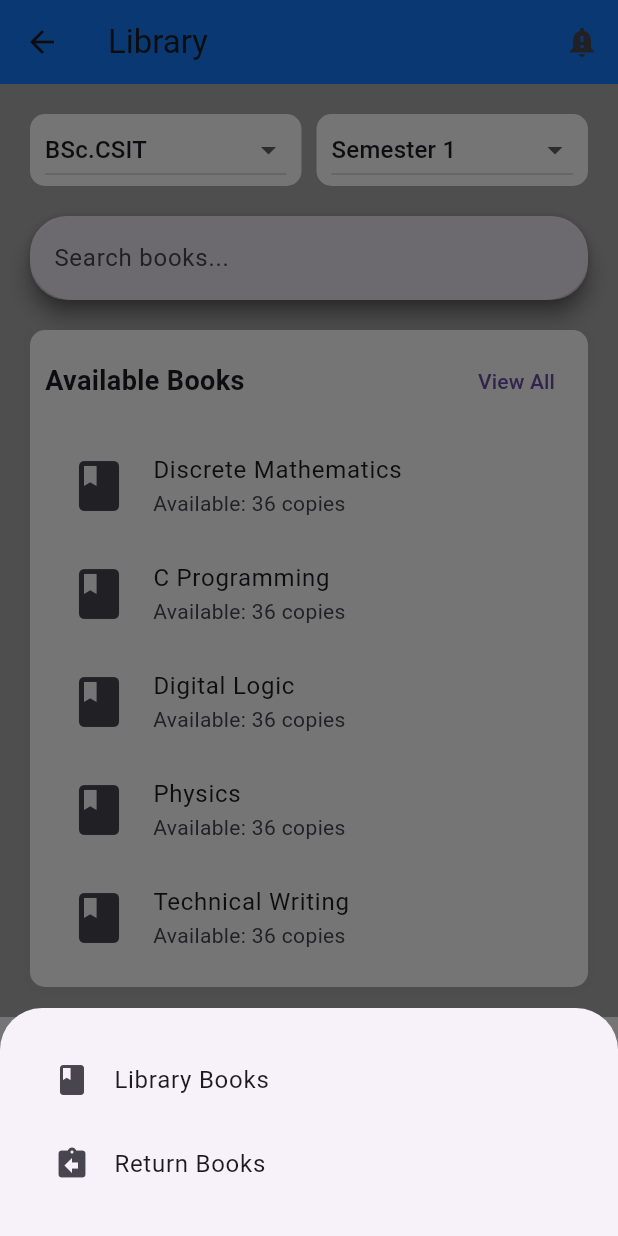
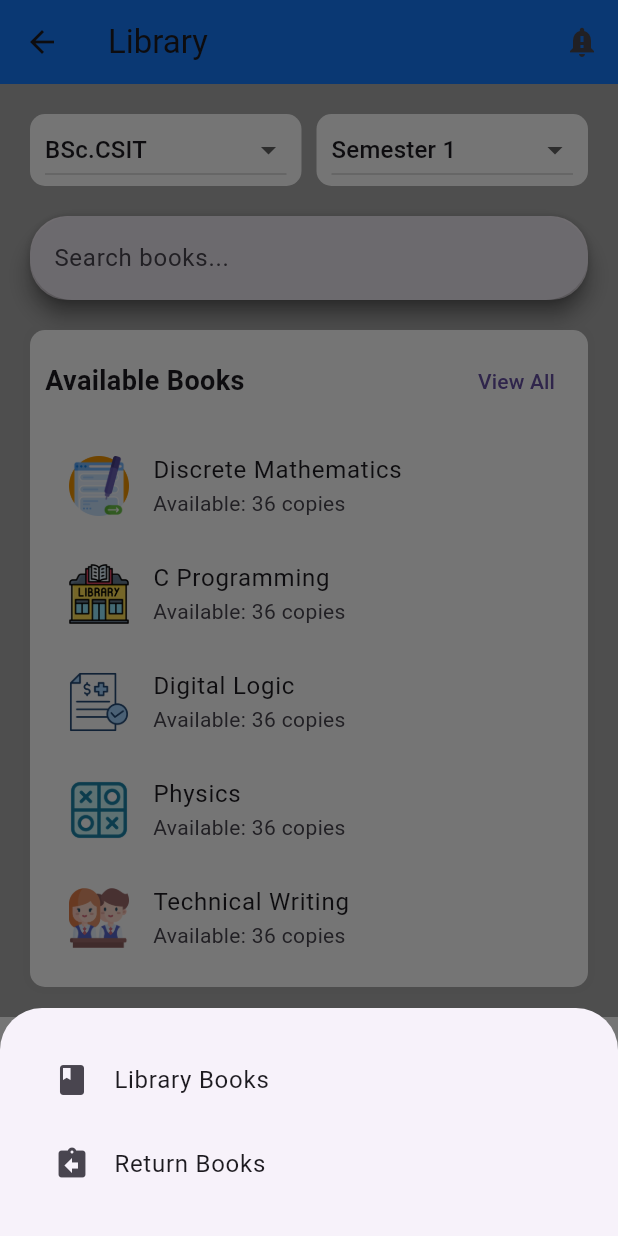
Before and after one commit to amitmahato98/CMS, a Flutter app: the Library screen opened directly, after a tap on the "swap horiz" icon, on a phone screen of 412 x 824 dp. Run offline on Flutter 3.47's test engine with Material 3 defaults, Android fonts, the phone set to English and light mode, and no system bars.

Commit message:
working in library management system dude !

```diff
--- a/lib/navigations/screens/library/book_detail.dart
+++ b/lib/navigations/screens/library/book_detail.dart
@@ -8,9 +8,7 @@ class BookDetail extends StatelessWidget {
   @override
   Widget build(BuildContext context) {
     return Scaffold(
-      appBar: AppBar(
-        title: Text('Book Details'),
-      ),
+      appBar: AppBar(title: Text('Book Details')),
       body: SingleChildScrollView(
         child: Column(
           crossAxisAlignment: CrossAxisAlignment.start,
@@ -18,14 +16,12 @@ class BookDetail extends StatelessWidget {
             Container(
               width: double.infinity,
               height: 200,
-              decoration: BoxDecoration(
-                color: Colors.grey[200],
-              ),
+              decoration: BoxDecoration(color: Colors.grey[200]),
               child: Image.asset(
                 book['image'],
                 fit: BoxFit.contain,
-                errorBuilder: (context, error, stackTrace) =>
-                    Icon(Icons.book, size: 100),
+                errorBuilder:
+                    (context, error, stackTrace) => Icon(Icons.book, size: 100),
               ),
             ),
             Padding(
@@ -35,31 +31,25 @@ class BookDetail extends StatelessWidget {
                 children: [
                   Text(
                     book['title'],
-                    style: TextStyle(
-                      fontSize: 24,
-                      fontWeight: FontWeight.bold,
-                    ),
+                    style: TextStyle(fontSize: 24, fontWeight: FontWeight.bold),
                   ),
                   SizedBox(height: 8),
                   Text(
                     'By ${book['author']}',
-                    style: TextStyle(
-                      fontSize: 18,
-                      color: Colors.grey[600],
-                    ),
+                    style: TextStyle(fontSize: 18, color: Colors.grey[600]),
                   ),
                   SizedBox(height: 16),
-                  _buildInfoCard(
+                  _buildInfoCard(context, [
+                    _buildInfoRow('Category', book['category']),
+                    _buildInfoRow('Available Copies', '${book['copies']}'),
+                    if (book['semester'] != null)
+                      _buildInfoRow('Semester', book['semester']),
+                  ]),
+                  SizedBox(height: 16),
+                  _buildDescriptionCard(
                     context,
-                    [
-                      _buildInfoRow('Category', book['category']),
-                      _buildInfoRow('Available Copies', '${book['copies']}'),
-                      if (book['semester'] != null)
-                        _buildInfoRow('Semester', book['semester']),
-                    ],
+                    book['description'] ?? 'No description available.',
                   ),
-                  SizedBox(height: 16),
-                  _buildDescriptionCard(context, book['description'] ?? 'No description available.'),
                   SizedBox(height: 16),
                   _buildActionButtons(context),
                 ],
@@ -81,10 +71,7 @@ class BookDetail extends StatelessWidget {
           children: [
             Text(
               'Book Information',
-              style: TextStyle(
-                fontSize: 18,
-                fontWeight: FontWeight.bold,
-              ),
+              style: TextStyle(fontSize: 18, fontWeight: FontWeight.bold),
             ),
             SizedBox(height: 16),
             ...children,
@@ -104,19 +91,10 @@ class BookDetail extends StatelessWidget {
           children: [
             Text(
               'Description',
-              style: TextStyle(
-                fontSize: 18,
-                fontWeight: FontWeight.bold,
-              ),
+              style: TextStyle(fontSize: 18, fontWeight: FontWeight.bold),
             ),
             SizedBox(height: 8),
-            Text(
-              description,
-              style: TextStyle(
-                fontSize: 16,
-                height: 1.5,
-              ),
-            ),
+            Text(description, style: TextStyle(fontSize: 16, height: 1.5)),
           ],
         ),
       ),
@@ -132,20 +110,14 @@ class BookDetail extends StatelessWidget {
             flex: 2,
             child: Text(
               label,
-              style: TextStyle(
-                fontSize: 16,
-                color: Colors.grey[600],
-              ),
+              style: TextStyle(fontSize: 16, color: Colors.grey[600]),
             ),
           ),
           Expanded(
             flex: 3,
             child: Text(
               value,
-              style: TextStyle(
-                fontSize: 16,
-                fontWeight: FontWeight.w500,
-              ),
+              style: TextStyle(fontSize: 16, fontWeight: FontWeight.w500),
             ),
           ),
         ],
--- a/lib/navigations/screens/library/library.dart
+++ b/lib/navigations/screens/library/library.dart
@@ -208,9 +208,9 @@ class _LibraryBooksState extends State<LibraryBooks> {
   Map<String, List<Map<String, dynamic>>> facultyBooks = {
     'BSc.CSIT': [
       {
-        "image": "assets/books/discrete.png",
+        "image": "assets/icons/icon6-form.png",
         "title": "Discrete Mathematics",
-        "author": "Kenneth H. Rosen",
+        "author": "Sushanr Suman Pokharel",
         "category": "Mathematics",
         "copies": 36,
         "semester": "1",
@@ -218,9 +218,9 @@ class _LibraryBooksState extends State<LibraryBooks> {
             "Essential discrete mathematics concepts for computer science students.",
       },
       {
-        "image": "assets/books/c.png",
+        "image": "assets/icons/icons1-library.png",
         "title": "C Programming",
-        "author": "E Balagurusamy",
+        "author": " Sushant Mahadev",
         "category": "Programming",
         "copies": 36,
         "semester": "1",
@@ -228,9 +228,9 @@ class _LibraryBooksState extends State<LibraryBooks> {
             "Comprehensive guide to C programming language fundamentals.",
       },
       {
-        "image": "assets/books/digital.png",
+        "image": "assets/icons/icons4-approve.png",
         "title": "Digital Logic",
-        "author": "Morris Mano",
+        "author": "Dharti Bsdkmori",
         "category": "Electronics",
         "copies": 36,
         "semester": "1",
@@ -238,18 +238,18 @@ class _LibraryBooksState extends State<LibraryBooks> {
             "Introduction to digital logic design and boolean algebra.",
       },
       {
-        "image": "assets/books/physics.png",
+        "image": "assets/images/profile.png",
         "title": "Physics",
-        "author": "David Halliday",
+        "author": "Bikash Holiday",
         "category": "Physics",
         "copies": 36,
         "semester": "1",
         "description": "Fundamental physics concepts for first-year students.",
       },
       {
-        "image": "assets/books/english.png",
+        "image": "assets/icons/icons3-students.png",
         "title": "Technical Writing",
-        "author": "James Brown",
+        "author": "Mandip Sony",
         "category": "English",
         "copies": 36,
         "semester": "1",
@@ -257,9 +257,9 @@ class _LibraryBooksState extends State<LibraryBooks> {
       },
       // Semester 3
       {
-        "image": "assets/books/calculus.png",
+        "image": "assets/images/profile.png",
         "title": "Calculus",
-        "author": "James Stewart",
+        "author": "Mandip TonyStark",
         "category": "Mathematics",
         "copies": 36,
         "semester": "3",
@@ -267,36 +267,36 @@ class _LibraryBooksState extends State<LibraryBooks> {
             "Comprehensive calculus text covering derivatives and integrals.",
       },
       {
-        "image": "assets/books/oop.png",
+        "image": "assets/icons/icon8-meeting.png",
         "title": "Object-Oriented Programming",
-        "author": "Robert Lafore",
+        "author": "Rohan Bhargav",
         "category": "Programming",
         "copies": 36,
         "semester": "3",
         "description": "OOP concepts using C++ programming language.",
       },
       {
-        "image": "assets/books/oop.png",
+        "image": "assets/icons/icon8-meeting.png",
         "title": "Object-Oriented Programming",
-        "author": "Robert Lafore",
+        "author": "Rohan Bhargav",
         "category": "Programming",
         "copies": 36,
         "semester": "3",
         "description": "OOP concepts using C++ programming language.",
       },
       {
-        "image": "assets/books/oop.png",
+        "image": "assets/icons/icon8-meeting.png",
         "title": "Object-Oriented Programming",
-        "author": "Robert Lafore",
+        "author": "Rohan Bhargav",
         "category": "Programming",
         "copies": 36,
         "semester": "3",
         "description": "OOP concepts using C++ programming language.",
       },
       {
-        "image": "assets/books/oop.png",
+        "image": "assets/icons/icon8-meeting.png",
         "title": "Object-Oriented Programming",
-        "author": "Robert Lafore",
+        "author": "Rohan Bhargav",
         "category": "Programming",
         "copies": 36,
         "semester": "3",
@@ -304,9 +304,9 @@ class _LibraryBooksState extends State<LibraryBooks> {
       },
       // Semester 4
       {
-        "image": "assets/books/calculus.png",
+        "image": "assets/images/profile.png",
         "title": "Calculus",
-        "author": "James Stewart",
+        "author": "Mandip TonyStark",
         "category": "Mathematics",
         "copies": 36,
         "semester": "4",
@@ -314,36 +314,36 @@ class _LibraryBooksState extends State<LibraryBooks> {
             "Comprehensive calculus text covering derivatives and integrals.",
       },
       {
-        "image": "assets/books/oop.png",
+        "image": "assets/icons/icon8-meeting.png",
         "title": "Object-Oriented Programming",
-        "author": "Robert Lafore",
+        "author": "Rohan Bhargav",
         "category": "Programming",
         "copies": 36,
         "semester": "4",
         "description": "OOP concepts using C++ programming language.",
       },
       {
-        "image": "assets/books/oop.png",
+        "image": "assets/icons/icon8-meeting.png",
         "title": "Object-Oriented Programming",
-        "author": "Robert Lafore",
+        "author": "Rohan Bhargav",
         "category": "Programming",
         "copies": 36,
         "semester": "4",
         "description": "OOP concepts using C++ programming language.",
       },
       {
-        "image": "assets/books/oop.png",
+        "image": "assets/icons/icon8-meeting.png",
         "title": "Object-Oriented Programming",
-        "author": "Robert Lafore",
+        "author": "Rohan Bhargav",
         "category": "Programming",
         "copies": 36,
         "semester": "4",
         "description": "OOP concepts using C++ programming language.",
       },
       {
-        "image": "assets/books/oop.png",
+        "image": "assets/icons/icon8-meeting.png",
         "title": "Object-Oriented Programming",
-        "author": "Robert Lafore",
+        "author": "Rohan Bhargav",
         "category": "Programming",
         "copies": 36,
         "semester": "4",
@@ -351,9 +351,9 @@ class _LibraryBooksState extends State<LibraryBooks> {
       },
       // Semester 2
       {
-        "image": "assets/books/calculus.png",
+        "image": "assets/images/profile.png",
         "title": "Calculus",
-        "author": "James Stewart",
+        "author": "Mandip TonyStark",
         "category": "Mathematics",
         "copies": 36,
         "semester": "2",
@@ -361,36 +361,36 @@ class _LibraryBooksState extends State<LibraryBooks> {
             "Comprehensive calculus text covering derivatives and integrals.",
       },
       {
-        "image": "assets/books/oop.png",
+        "image": "assets/icons/icon8-meeting.png",
         "title": "Object-Oriented Programming",
-        "author": "Robert Lafore",
+        "author": "Rohan Bhargav",
         "category": "Programming",
         "copies": 36,
         "semester": "2",
         "description": "OOP concepts using C++ programming language.",
       },
       {
-        "image": "assets/books/oop.png",
+        "image": "assets/icons/icon8-meeting.png",
         "title": "Object-Oriented Programming",
-        "author": "Robert Lafore",
+        "author": "Rohan Bhargav",
         "category": "Programming",
         "copies": 36,
         "semester": "2",
         "description": "OOP concepts using C++ programming language.",
       },
       {
-        "image": "assets/books/oop.png",
+        "image": "assets/icons/icon8-meeting.png",
         "title": "Object-Oriented Programming",
-        "author": "Robert Lafore",
+        "author": "Rohan Bhargav",
         "category": "Programming",
         "copies": 36,
         "semester": "2",
         "description": "OOP concepts using C++ programming language.",
       },
       {
-        "image": "assets/books/oop.png",
+        "image": "assets/icons/icon8-meeting.png",
         "title": "Object-Oriented Programming",
-        "author": "Robert Lafore",
+        "author": "Rohan Bhargav",
         "category": "Programming",
         "copies": 36,
         "semester": "2",
@@ -398,9 +398,9 @@ class _LibraryBooksState extends State<LibraryBooks> {
       },
       // Semester 5
       {
-        "image": "assets/books/calculus.png",
+        "image": "assets/images/profile.png",
         "title": "Calculus",
-        "author": "James Stewart",
+        "author": "Mandip TonyStark",
         "category": "Mathematics",
         "copies": 36,
         "semester": "5",
@@ -408,36 +408,36 @@ class _LibraryBooksState extends State<LibraryBooks> {
             "Comprehensive calculus text covering derivatives and integrals.",
       },
       {
-        "image": "assets/books/oop.png",
+        "image": "assets/icons/icon8-meeting.png",
         "title": "Object-Oriented Programming",
-        "author": "Robert Lafore",
+        "author": "Rohan Bhargav",
         "category": "Programming",
         "copies": 36,
         "semester": "5",
         "description": "OOP concepts using C++ programming language.",
       },
       {
-        "image": "assets/books/oop.png",
+        "image": "assets/icons/icon8-meeting.png",
         "title": "Object-Oriented Programming",
-        "author": "Robert Lafore",
+        "author": "Rohan Bhargav",
         "category": "Programming",
         "copies": 36,
         "semester": "5",
         "description": "OOP concepts using C++ programming language.",
       },
       {
-        "image": "assets/books/oop.png",
+        "image": "assets/icons/icon8-meeting.png",
         "title": "Object-Oriented Programming",
-        "author": "Robert Lafore",
+        "author": "Rohan Bhargav",
         "category": "Programming",
         "copies": 36,
         "semester": "5",
         "description": "OOP concepts using C++ programming language.",
       },
       {
-        "image": "assets/books/oop.png",
+        "image": "assets/icons/icon8-meeting.png",
         "title": "Object-Oriented Programming",
-        "author": "Robert Lafore",
+        "author": "Rohan Bhargav",
         "category": "Programming",
         "copies": 36,
         "semester": "5",
@@ -445,9 +445,9 @@ class _LibraryBooksState extends State<LibraryBooks> {
       },
       // Semester 6
       {
-        "image": "assets/books/calculus.png",
+        "image": "assets/images/profile.png",
         "title": "Calculus",
-        "author": "James Stewart",
+        "author": "Mandip TonyStark",
         "category": "Mathematics",
         "copies": 36,
         "semester": "6",
@@ -455,36 +455,36 @@ class _LibraryBooksState extends State<LibraryBooks> {
             "Comprehensive calculus text covering derivatives and integrals.",
       },
       {
-        "image": "assets/books/oop.png",
+        "image": "assets/icons/icon8-meeting.png",
         "title": "Object-Oriented Programming",
-        "author": "Robert Lafore",
+        "author": "Rohan Bhargav",
         "category": "Programming",
         "copies": 36,
         "semester": "6",
         "description": "OOP concepts using C++ programming language.",
       },
       {
-        "image": "assets/books/oop.png",
+        "image": "assets/icons/icon8-meeting.png",
         "title": "Object-Oriented Programming",
-        "author": "Robert Lafore",
+        "author": "Rohan Bhargav",
         "category": "Programming",
         "copies": 36,
         "semester": "6",
         "description": "OOP concepts using C++ programming language.",
       },
       {
-        "image": "assets/books/oop.png",
+        "image": "assets/icons/icon8-meeting.png",
         "title": "Object-Oriented Programming",
-        "author": "Robert Lafore",
+        "author": "Rohan Bhargav",
         "category": "Programming",
         "copies": 36,
         "semester": "6",
         "description": "OOP concepts using C++ programming language.",
       },
       {
-        "image": "assets/books/oop.png",
+        "image": "assets/icons/icon8-meeting.png",
         "title": "Object-Oriented Programming",
-        "author": "Robert Lafore",
+        "author": "Rohan Bhargav",
         "category": "Programming",
         "copies": 36,
         "semester": "6",
@@ -492,9 +492,9 @@ class _LibraryBooksState extends State<LibraryBooks> {
       },
       // Semester 7
       {
-        "image": "assets/books/calculus.png",
+        "image": "assets/images/profile.png",
         "title": "Calculus",
-        "author": "James Stewart",
+        "author": "Mandip TonyStark",
         "category": "Mathematics",
         "copies": 36,
         "semester": "7",
@@ -502,36 +502,36 @@ class _LibraryBooksState extends State<LibraryBooks> {
             "Comprehensive calculus text covering derivatives and integrals.",
       },
       {
-        "image": "assets/books/oop.png",
+        "image": "assets/icons/icon8-meeting.png",
         "title": "Object-Oriented Programming",
-        "author": "Robert Lafore",
+        "author": "Rohan Bhargav",
         "category": "Programming",
         "copies": 36,
         "semester": "7",
         "description": "OOP concepts using C++ programming language.",
       },
       {
-        "image": "assets/books/oop.png",
+        "image": "assets/icons/icon8-meeting.png",
         "title": "Object-Oriented Programming",
-        "author": "Robert Lafore",
+        "author": "Rohan Bhargav",
         "category": "Programming",
         "copies": 36,
         "semester": "7",
         "description": "OOP concepts using C++ programming language.",
       },
       {
-        "image": "assets/books/oop.png",
+        "image": "assets/icons/icon8-meeting.png",
         "title": "Object-Oriented Programming",
-        "author": "Robert Lafore",
+        "author": "Rohan Bhargav",
         "category": "Programming",
         "copies": 36,
         "semester": "7",
         "description": "OOP concepts using C++ programming language.",
       },
       {
-        "image": "assets/books/oop.png",
+        "image": "assets/icons/icon8-meeting.png",
         "title": "Object-Oriented Programming",
-        "author": "Robert Lafore",
+        "author": "Rohan Bhargav",
         "category": "Programming",
         "copies": 36,
         "semester": "7",
@@ -539,9 +539,9 @@ class _LibraryBooksState extends State<LibraryBooks> {
       },
       // Semester 8
       {
-        "image": "assets/books/calculus.png",
+        "image": "assets/images/profile.png",
         "title": "Calculus",
-        "author": "James Stewart",
+        "author": "Mandip TonyStark",
         "category": "Mathematics",
         "copies": 36,
         "semester": "8",
@@ -549,36 +549,36 @@ class _LibraryBooksState extends State<LibraryBooks> {
             "Comprehensive calculus text covering derivatives and integrals.",
       },
       {
-        "image": "assets/books/oop.png",
+        "image": "assets/icons/icon8-meeting.png",
         "title": "Object-Oriented Programming",
-        "author": "Robert Lafore",
+        "author": "Rohan Bhargav",
         "category": "Programming",
         "copies": 36,
         "semester": "8",
         "description": "OOP concepts using C++ programming language.",
       },
       {
-        "image": "assets/books/oop.png",
+        "image": "assets/icons/icon8-meeting.png",
         "title": "Object-Oriented Programming",
-        "author": "Robert Lafore",
+        "author": "Rohan Bhargav",
         "category": "Programming",
         "copies": 36,
         "semester": "8",
         "description": "OOP concepts using C++ programming language.",
       },
       {
-        "image": "assets/books/oop.png",
+        "image": "assets/icons/icon8-meeting.png",
         "title": "Object-Oriented Programming",
-        "author": "Robert Lafore",
+        "author": "Rohan Bhargav",
         "category": "Programming",
         "copies": 36,
         "semester": "8",
         "description": "OOP concepts using C++ programming language.",
       },
       {
-        "image": "assets/books/oop.png",
+        "image": "assets/icons/icon8-meeting.png",
         "title": "Object-Oriented Programming",
-        "author": "Robert Lafore",
+        "author": "Rohan Bhargav",
         "category": "Programming",
         "copies": 36,
         "semester": "8",
@@ -587,7 +587,7 @@ class _LibraryBooksState extends State<LibraryBooks> {
     ],
     'BIT': [
       {
-        "image": "assets/books/python.png",
+        "image": "assets/icons/icons4-approve.png",
         "title": "Python Programming",
         "author": "Eric Matthes",
         "category": "Programming",
@@ -596,7 +596,7 @@ class _LibraryBooksState extends State<LibraryBooks> {
         "description": "Introduction to Python programming language.",
       },
       {
-        "image": "assets/books/webtech.png",
+        "image": "assets/icons/icon5-attendance.png",
         "title": "Web Technologies",
         "author": "Jennifer Robbins",
         "category": "Web",
@@ -607,7 +607,7 @@ class _LibraryBooksState extends State<LibraryBooks> {
     ],
     'BTech': [
       {
-        "image": "assets/books/mechanics.png",
+        "image": "assets/icons/icon5-attendance.png",
         "title": "Engineering Mechanics",
         "author": "R.C. Hibbeler",
         "category": "Mechanics",
@@ -618,7 +618,7 @@ class _LibraryBooksState extends State<LibraryBooks> {
     ],
     'NUTRITION': [
       {
-        "image": "assets/books/nutrition.png",
+        "image": "assets/icons/icon5-attendance.png",
         "title": "Basic Nutrition",
         "author": "Lisa Sanders",
         "category": "Nutrition",
@@ -629,7 +629,7 @@ class _LibraryBooksState extends State<LibraryBooks> {
     ],
     'PHYSIC': [
       {
-        "image": "assets/books/quantum.png",
+        "image": "assets/icons/icon5-attendance.png",
         "title": "Quantum Physics",
         "author": "Stephen Hawking",
         "category": "Physics",
@@ -640,7 +640,7 @@ class _LibraryBooksState extends State<LibraryBooks> {
     ],
     'GEOLOGY': [
       {
-        "image": "assets/books/geology.png",
+        "image": "assets/icons/icons4-admin.png",
         "title": "Earth Science",
         "author": "Edward Tarbuck",
         "category": "Geology",
@@ -751,24 +751,24 @@ class _LibraryBooksHistoryState extends State<LibraryBooksHistory> {
   Map<String, List<Map<String, dynamic>>> facultyHistory = {
     'BSc.CSIT': [
       {
-        "image": "assets/books/discrete.png",
+        "image": "assets/icons/icon6-form.png",
         "title": "Discrete Mathematics",
         "borrowDate": "2024-02-15",
         "returnDate": "2024-03-01",
         "status": "Returned",
-        "student": "John Doe",
+        "student": "Sushant Pokheral",
         "class": "BSc.CSIT Sem 1",
         "semester": "1",
         "rollNo": "001",
         "condition": "Good",
       },
       {
-        "image": "assets/books/c.png",
+        "image": "assets/icons/icons1-library.png",
         "title": "C Programming",
         "borrowDate": "2024-02-20",
         "returnDate": "2024-03-05",
         "status": "Pending",
-        "student": "Jane Smith",
+        "student": "Mandip Nepal",
         "class": "BSc.CSIT Sem 1",
         "semester": "1",
         "rollNo": "002",
@@ -777,12 +777,12 @@ class _LibraryBooksHistoryState extends State<LibraryBooksHistory> {
     ],
     'BIT': [
       {
-        "image": "assets/books/python.png",
+        "image": "assets/icons/icons4-approve.png",
         "title": "Python Programming",
         "borrowDate": "2024-02-18",
         "returnDate": "2024-03-03",
         "status": "Returned",
-        "student": "Mike Johnson",
+        "student": "Mandip Sushant",
         "class": "BIT Sem 1",
         "semester": "1",
         "rollNo": "001",
```
